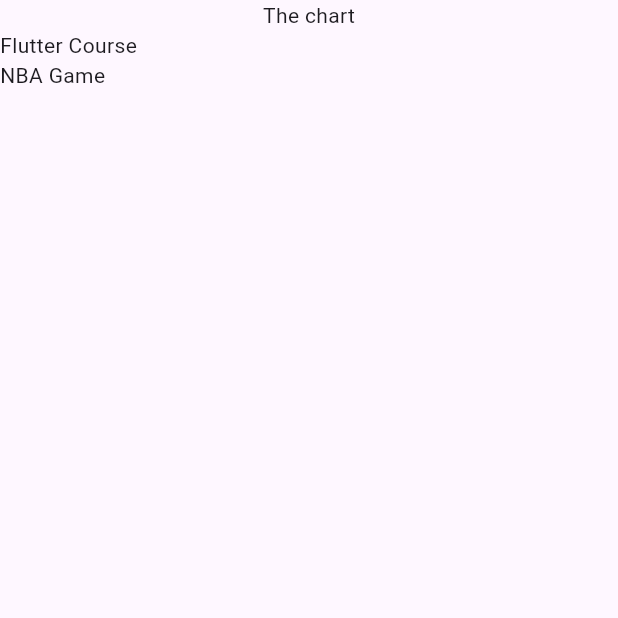
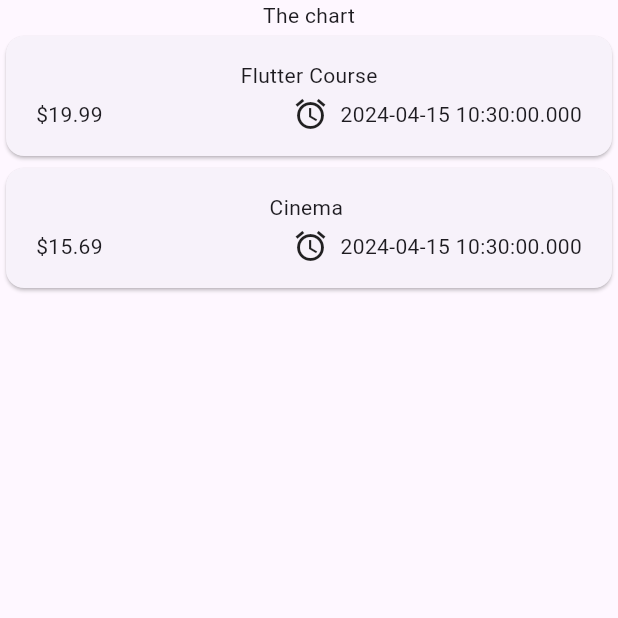
Before and after one commit to haitaa/Flutter, a Flutter app: the screen it shows after launch, on a phone screen of 412 x 824 dp, the top half of it. Run offline on Flutter 3.47's test engine with Material 3 defaults, Android fonts, the phone set to English and light mode, and no system bars; our stand-ins replace google_fonts.

Commit message:
Creating a Custom List Item with the Card & Spacer Widgets

```diff
--- a/expenses_app/lib/main.dart
+++ b/expenses_app/lib/main.dart
@@ -1,4 +1,4 @@
-import 'package:expenses_app/expenses.dart';
+import 'package:expenses_app/widgets/expenses.dart';
 import 'package:flutter/material.dart';
 
 void main() {
--- a/expenses_app/lib/expenses.dart
+++ b/expenses_app/lib/widgets/expenses.dart
@@ -1,4 +1,4 @@
-import 'package:expenses_app/expenses_list.dart';
+import 'package:expenses_app/widgets/expenses_list/expenses_list.dart';
 import 'package:expenses_app/models/expense.dart';
 import 'package:flutter/material.dart';
 
@@ -20,7 +20,7 @@ class _ExpensesState extends State<Expenses> {
       category: Category.work,
     ),
     Expense(
-      title: 'NBA Game',
+      title: 'Cinema ',
       amount: 15.69,
       date: DateTime.now(),
       category: Category.leisure,
--- /dev/null
+++ b/expenses_app/lib/widgets/expenses_list/expense_item.dart
@@ -0,0 +1,43 @@
+import 'package:expenses_app/models/expense.dart';
+import 'package:flutter/material.dart';
+
+class ExpenseItem extends StatelessWidget {
+  const ExpenseItem({super.key, required this.expense});
+
+  final Expense expense;
+
+  @override
+  Widget build(BuildContext context) {
+    return Card(
+      child: Padding(
+        padding: const EdgeInsets.symmetric(
+          horizontal: 20,
+          vertical: 16,
+        ),
+        child: Column(
+          children: [
+            Text(expense.title),
+            const SizedBox(
+              height: 4,
+            ),
+            Row(
+              children: [
+                Text('\$${expense.amount.toStringAsFixed(2)}'),
+                const Spacer(),
+                Row(
+                  children: [
+                    const Icon(Icons.alarm),
+                    const SizedBox(
+                      width: 8,
+                    ),
+                    Text(expense.date.toString()),
+                  ],
+                )
+              ],
+            ),
+          ],
+        ),
+      ),
+    );
+  }
+}
--- a/expenses_app/lib/expenses_list.dart
+++ b/expenses_app/lib/widgets/expenses_list/expenses_list.dart
@@ -1,4 +1,5 @@
 import 'package:expenses_app/models/expense.dart';
+import 'package:expenses_app/widgets/expenses_list/expense_item.dart';
 import 'package:flutter/material.dart';
 
 class ExpensesList extends StatelessWidget {
@@ -10,7 +11,7 @@ class ExpensesList extends StatelessWidget {
   Widget build(BuildContext context) {
     return ListView.builder(
       itemCount: expenses.length,
-      itemBuilder: (ctx, index) => Text(expenses[index].title),
+      itemBuilder: (ctx, index) => ExpenseItem(expense: expenses[index]),
     );
   }
 }
```
